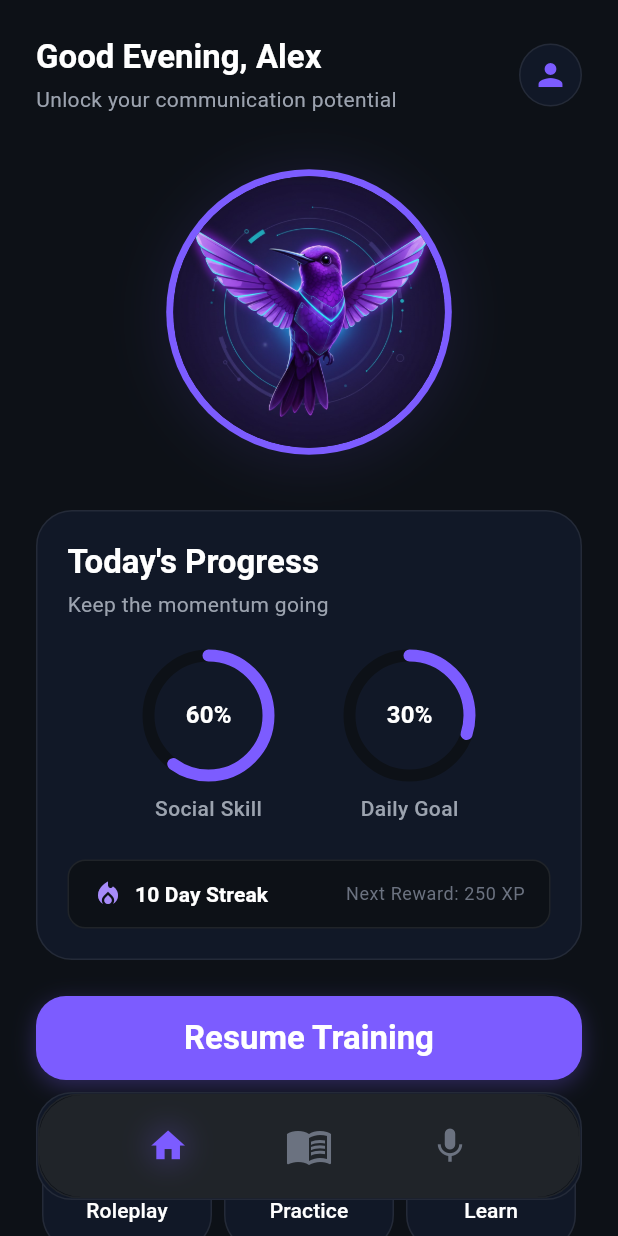
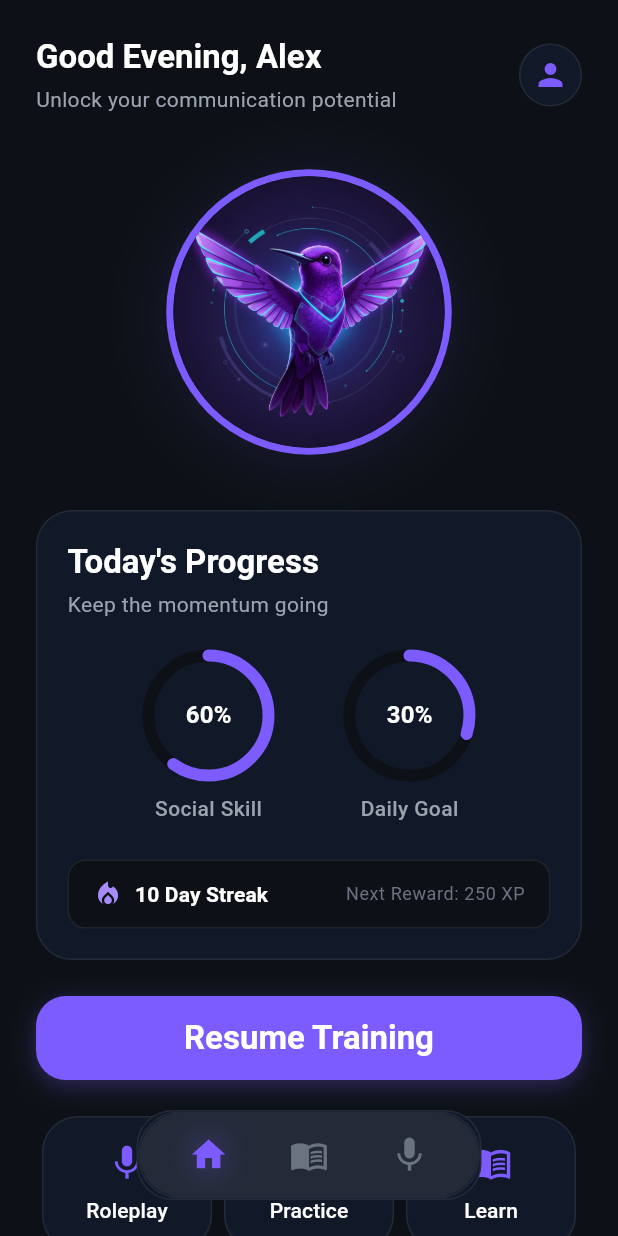
Before and after one commit to VABS-Enterprises/CommuniQ, a Flutter app: the screen it shows after launch, on a phone screen of 412 x 824 dp. Run offline on Flutter 3.47's test engine with Material 3 defaults, Android fonts, the phone set to English and light mode, and no system bars; our stand-ins replace shared_preferences.

Commit message:
fix: rebuild FloatingNavBar as compact centered pill
Shrink to content width via MainAxisSize.min; reduce height to 60px; fix duplicate class corruption

```diff
--- a/client/lib/views/main_navigation_view/widgets/floating_nav_bar.dart
+++ b/client/lib/views/main_navigation_view/widgets/floating_nav_bar.dart
@@ -20,29 +20,22 @@ class FloatingNavBar extends StatelessWidget {
   Widget build(BuildContext context) {
     return Container(
       margin: const EdgeInsets.only(bottom: AppSpacing.s24),
-      padding: const EdgeInsets.symmetric(horizontal: AppSpacing.lg),
+      alignment: Alignment.center, // compact pill centered
       child: GlassCard(
-        height: 72,
-        // The GlassCard already manages border radius (to AppRadius.cards instead of navigation),
-        // border gradient (to glassCardBorder), and background color.
-        // But we need to override color to midnightPurple and radius to navigationRadius.
-        // Since GlassCard uses predetermined values, we will build the custom decoration here.
+        height: 60,
         child: Container(
           decoration: BoxDecoration(
-            color: AppColors.background,
+            color: AppColors.surface,
             borderRadius: AppRadius.navigationRadius,
-            border: Border.all(
-              color: AppColors.border,
-              width: 1.0,
-            ),
+            border: Border.all(color: AppColors.border, width: 1.0),
           ),
           child: ClipRRect(
             borderRadius: AppRadius.navigationRadius,
             child: Container(
-              color: AppColors.border, // Glass white (8% opacity) overlaid
-              padding: const EdgeInsets.symmetric(horizontal: AppSpacing.s16),
+              color: AppColors.border,
+              padding: const EdgeInsets.symmetric(horizontal: AppSpacing.s12),
               child: Row(
-                mainAxisAlignment: MainAxisAlignment.spaceEvenly,
+                mainAxisSize: MainAxisSize.min, // shrink to content
                 children: [
                   _NavBarItem(
                     icon: Icons.home,
@@ -50,13 +43,13 @@ class FloatingNavBar extends StatelessWidget {
                     onTap: () => onTabSelected(0),
                   ),
                   _NavBarItem(
-                    icon: Icons.menu_book, // Learning
+                    icon: Icons.menu_book,
                     isSelected: currentIndex == 1,
                     onTap: () => onTabSelected(1),
-                    iconSize: 32, // Slightly larger icon size for Learning
+                    iconSize: 26,
                   ),
                   _NavBarItem(
-                    icon: Icons.mic, // Roleplay
+                    icon: Icons.mic,
                     isSelected: currentIndex == 2,
                     onTap: () => onTabSelected(2),
                   ),
@@ -85,7 +78,6 @@ class _NavBarItem extends StatelessWidget {
 
   @override
   Widget build(BuildContext context) {
-    // Colors
     final Color iconColor =
         isSelected ? AppColors.primary : AppColors.textMuted;
 
@@ -95,8 +87,8 @@ class _NavBarItem extends StatelessWidget {
       child: AnimatedContainer(
         duration: const Duration(milliseconds: 200),
         curve: Curves.easeInOut,
-        padding: const EdgeInsets.all(AppSpacing.s8),
-        // Scale down to 0.97 if selected using transform
+        padding:
+            const EdgeInsets.symmetric(horizontal: 20, vertical: 10),
         transformAlignment: Alignment.center,
         transform: Matrix4.identity()..scale(isSelected ? 0.97 : 1.0),
         child: isSelected
@@ -106,11 +98,7 @@ class _NavBarItem extends StatelessWidget {
                 glowColor: GlowColor.cyan,
                 size: iconSize,
               )
-            : Icon(
-                icon,
-                color: iconColor,
-                size: iconSize,
-              ),
+            : Icon(icon, color: iconColor, size: iconSize),
       ),
     );
   }
```
